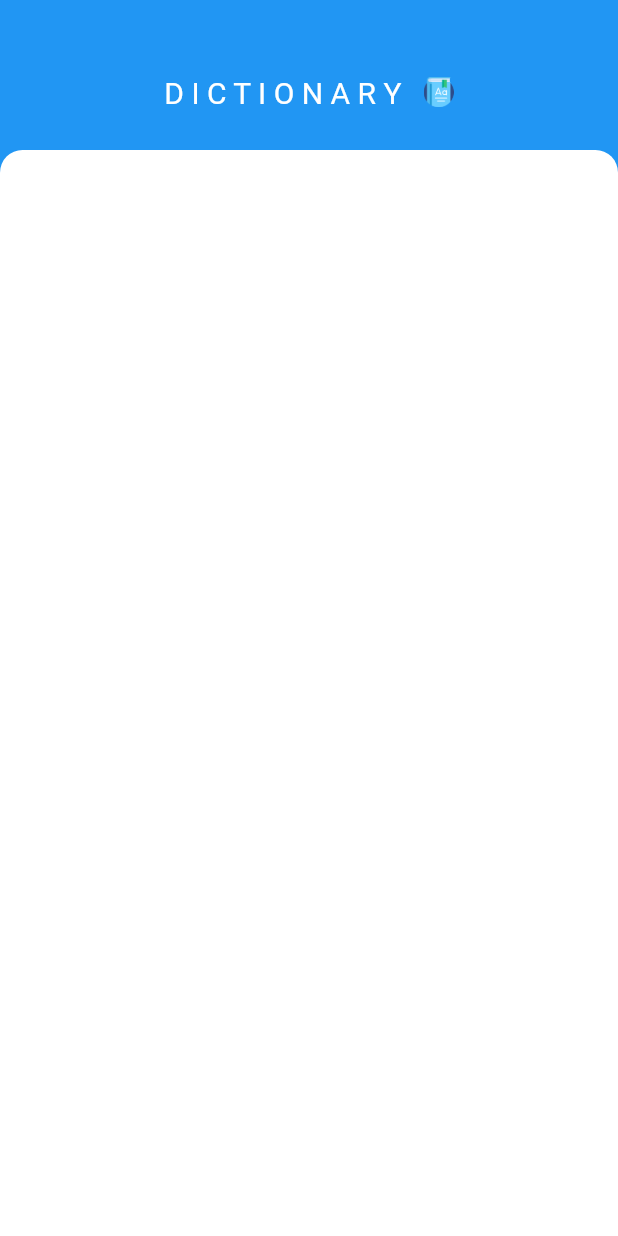
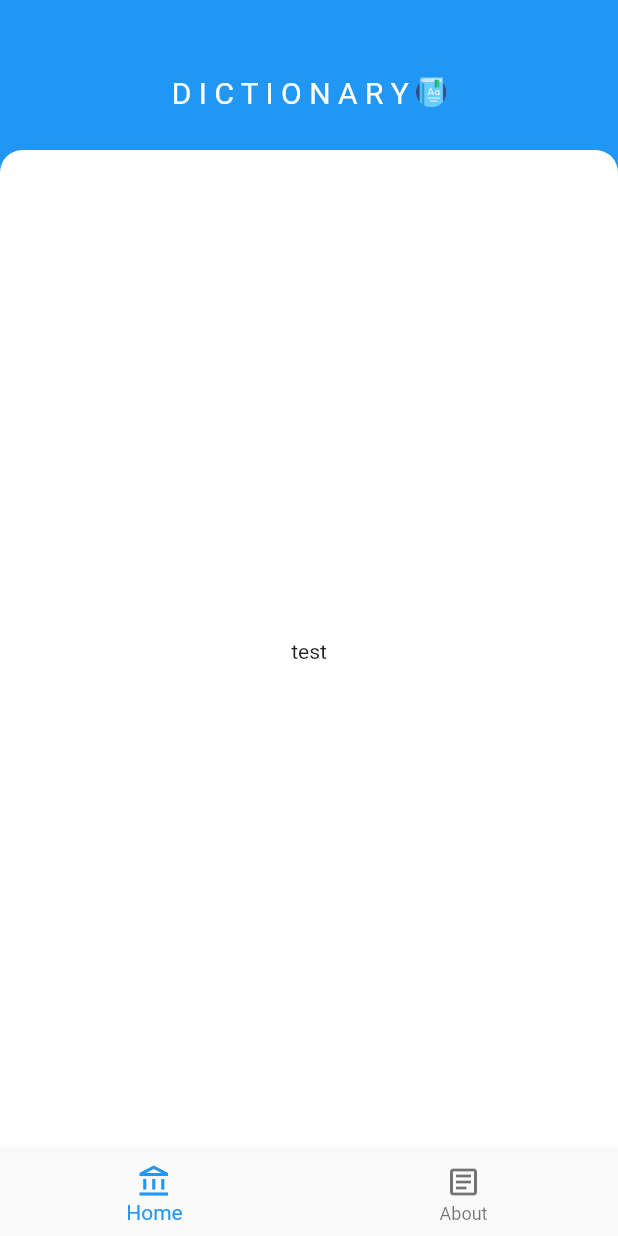
Before and after one commit to danger-ahead/flutter_dictionary, a Flutter app: the screen it shows after launch, on a phone screen of 412 x 824 dp. Run offline on Flutter 3.47's test engine with Material 2 defaults, Android fonts, the phone set to English and light mode, and no system bars.

Commit message:
bottomNavBar-added

```diff
--- a/lib/main.dart
+++ b/lib/main.dart
@@ -27,6 +27,12 @@ class MyHomePage extends StatefulWidget {
 
 class _MyHomePageState extends State<MyHomePage> {
 
+  int selected = 0;
+  List<Widget> widgetArray = [
+    Text('test'),
+    Text('test2')
+  ];
+
   @override
   Widget build(BuildContext context) {
     return Scaffold(
@@ -42,10 +48,10 @@ class _MyHomePageState extends State<MyHomePage> {
                             mainAxisAlignment: MainAxisAlignment.center,
                             children:[
                               Text(
-                                "D I C T I O N A R Y   ",
+                                "D I C T I O N A R Y ",
                                 style: TextStyle(color: Colors.white, fontSize: 20),
                               ),
-                              Image.asset('images/icon.png', height: 20, width: 20,)
+                              Image.asset('images/icon.png', height: 20, width: 20)
                             ],  //row-children
                           ),
                       )
@@ -55,16 +61,30 @@ class _MyHomePageState extends State<MyHomePage> {
             Padding(
                 padding: const EdgeInsets.only(top: 100),
                 child: Container(
+                  child: Center(
+                    child: widgetArray[selected],
+                  ),
                   decoration: BoxDecoration(
                     color: Colors.white,
                     borderRadius: BorderRadius.only(topLeft: Radius.circular(15),
-                    topRight: Radius.circular(15))
-                  )
+                    topRight: Radius.circular(15)),
+                  ),
                 )
             )
           ],
-        )
-
+        ),
+        bottomNavigationBar: BottomNavigationBar(items: [
+            BottomNavigationBarItem(icon: Icon(Icons.account_balance_outlined), label: 'Home'),
+            BottomNavigationBarItem(icon: Icon(Icons.article_outlined), label: 'About'),
+          ],
+          onTap: tapBottomNavBar,
+          currentIndex: selected,
+        ),
     );
   }
+  void tapBottomNavBar(int integer) {
+    setState(() {
+      selected = integer;
+    });
+  }
 }
```
